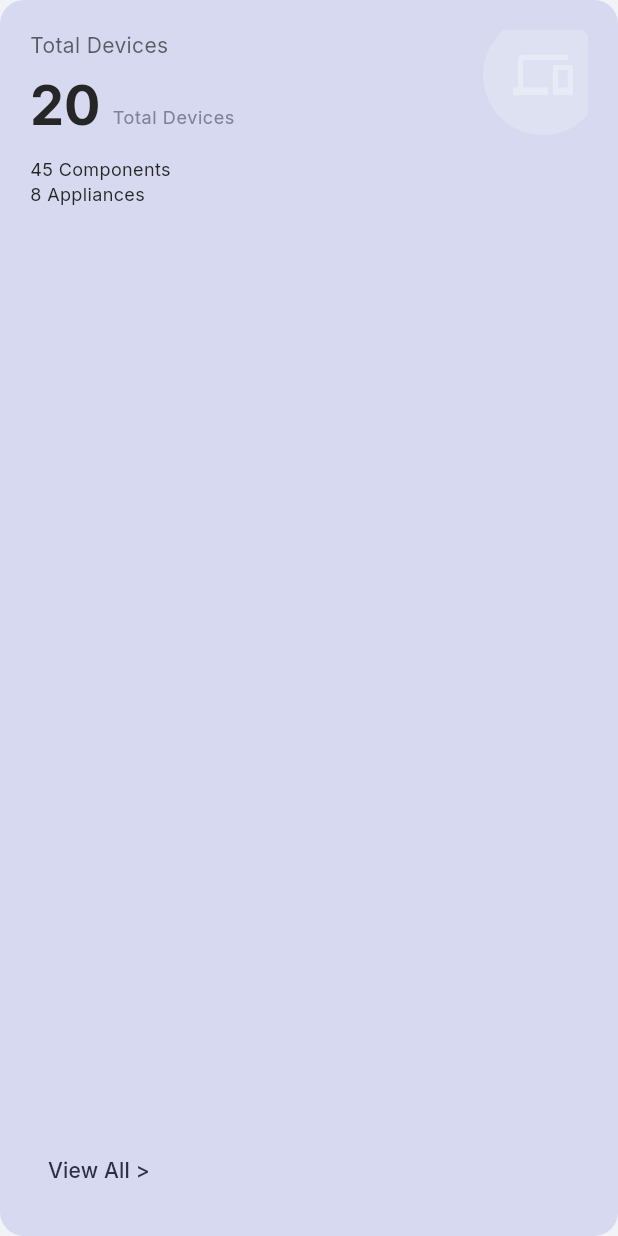
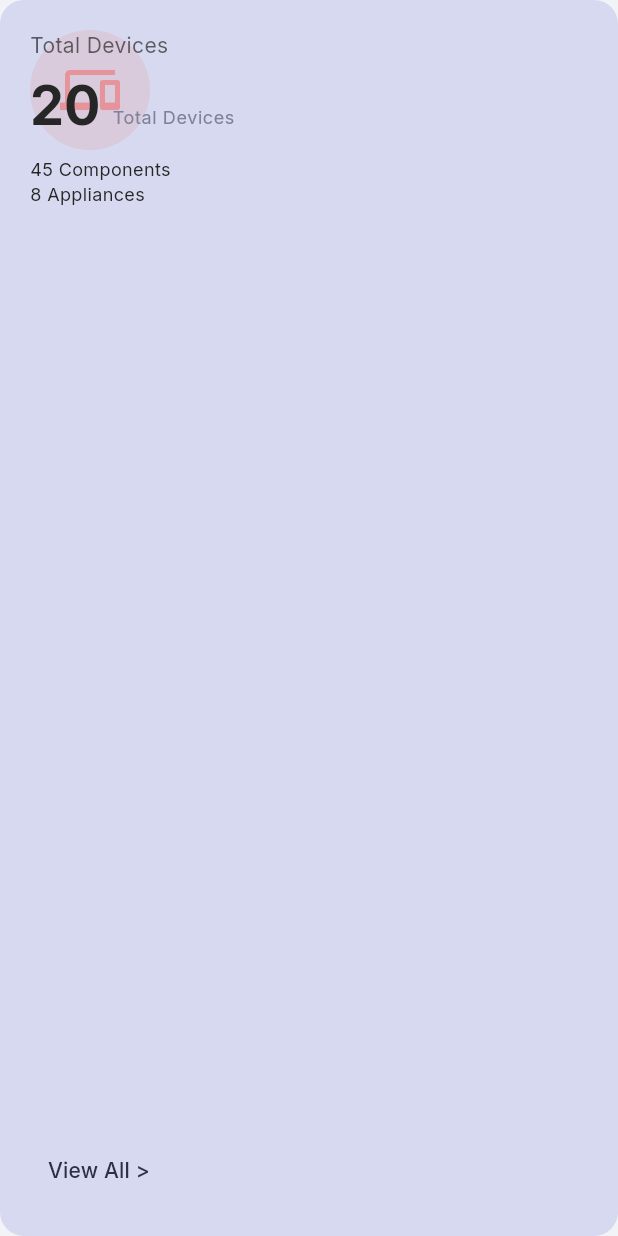
Before and after one commit to hariharan-git1/webhostrax, a Flutter app: the StatCard widget shown alone on an empty page, opened directly, on a phone screen of 412 x 824 dp. Run offline on Flutter 3.47's test engine with Material 3 defaults, Android fonts, the phone set to English and light mode, and no system bars; our stand-ins replace fl_chart, google_fonts.

```diff
--- a/lib/screens/dashboard_screen.dart
+++ b/lib/screens/dashboard_screen.dart
@@ -54,7 +54,7 @@ class DashboardScreen extends StatelessWidget {
                                    value: '20',
                                    subtitle: 'Total Devices',
                                    backgroundColor: AppTheme.cardPurple,
-                                   iconColor: Colors.white,
+                                   iconColor: Colors.red,
                                    backgroundIcon: Icons.devices,
                                    stats: const [
                                      Text('45 Components', style: TextStyle(fontSize: 12)),
--- a/lib/widgets/stat_card.dart
+++ b/lib/widgets/stat_card.dart
@@ -35,17 +35,15 @@ class StatCard extends StatelessWidget {
         children: [
           // Background Shape (Simplified for now)
           Positioned(
-            right: -10,
-            top: -10,
             child: Container(
               width: 80,
               height: 80,
               decoration: BoxDecoration(
-                 color: Colors.white.withOpacity(0.2),
+                 color: (iconColor ?? Colors.white).withOpacity(0.1),
                  shape: BoxShape.circle,
               ),
               child: iconColor != null && backgroundIcon != null
-                  ? Icon(backgroundIcon, color: (iconColor ?? Colors.white).withOpacity(0.3), size: 40)
+                  ? Icon(backgroundIcon, color: iconColor!.withOpacity(0.4), size: 40)
                   : null,
             ),
           ),
```
